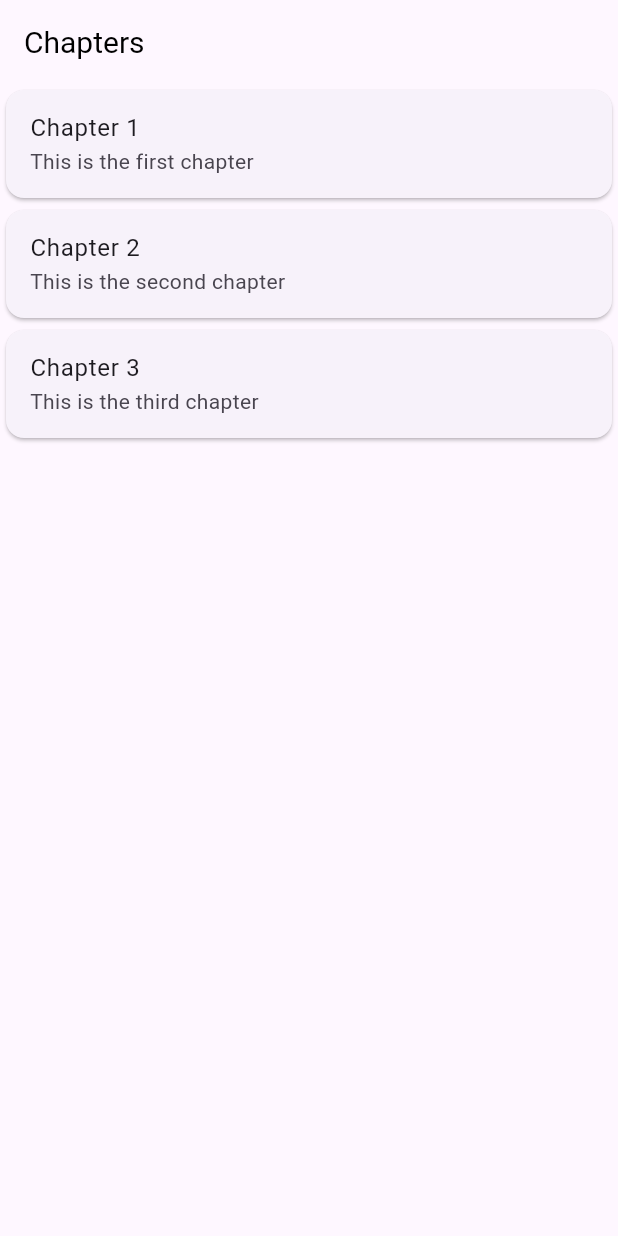
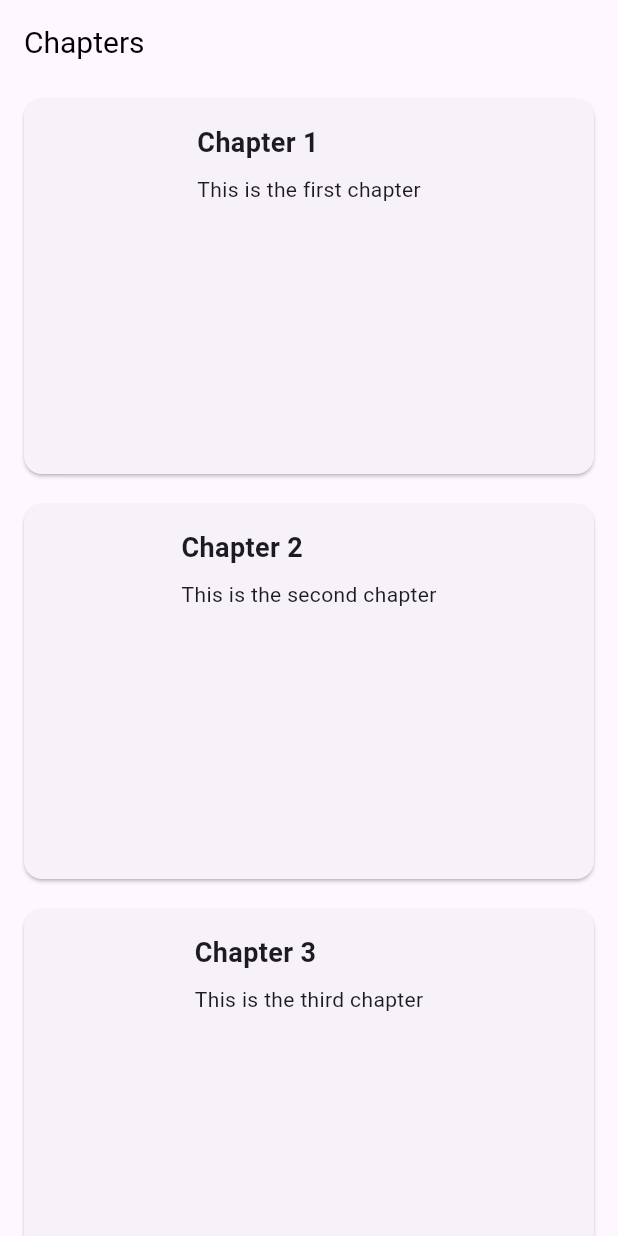
Before and after one commit to EvolOsEIP/mobileApp, a Flutter app: the screen it shows after launch, on a phone screen of 412 x 824 dp. Run offline on Flutter 3.47's test engine with Material 3 defaults, Android fonts, the phone set to English and light mode, and no system bars.

Commit message:
[UPDATE] Wraped the cards from the chapter list page bigger and modified the position

```diff
--- a/mobile_app/lib/pages/chapter_list_page.dart
+++ b/mobile_app/lib/pages/chapter_list_page.dart
@@ -1,3 +1,4 @@
+
 import 'dart:convert';
 import 'package:flutter/material.dart';
 
@@ -24,8 +25,6 @@ class _ChapterListPageState extends State<ChapterListPage> {
       setState(() {
         data = jsonDecode(dataString);
       });
-
-
     } catch (e) {
       print("Error loading the JSON file: $e");
     }
@@ -36,34 +35,59 @@ class _ChapterListPageState extends State<ChapterListPage> {
     return Scaffold(
       appBar: AppBar(
         elevation: 0,
-
         title: const Text(
           'Chapters',
           style: TextStyle(
             color: Colors.black,
             fontSize: 20,
           ),
-
         ),
       ),
-      // create a card for each chapter in the list
       body: data == null
           ? const Center(
               child: CircularProgressIndicator(),
-            ) : ListView.builder(
+            )
+          : ListView.builder(
               itemCount: data["chapters"].length,
               itemBuilder: (context, index) {
-                return Card(
-                  child: ListTile(
-                    title: Text(data["chapters"][index]['title']),
-                    subtitle: Text(data["chapters"][index]['description']),
-                    onTap: () {
-                      Navigator.pushNamed(context, '/courses',
-                          arguments: data["chapters"][index]);
-                    },
+                return InkWell(
+                  onTap: () {
+                    Navigator.pushNamed(context, '/courses',
+                        arguments: data["chapters"][index]);
+                  },
+                  child: Card(
+                    margin: const EdgeInsets.symmetric(
+                        vertical: 10, horizontal: 16),
+                    child: SizedBox(
+                      height: 250, // Set the desired height for the cards
+                      child: Center(
+                        child: Padding(
+                          padding: const EdgeInsets.all(16.0), // Add padding to the entire card content
+                          child: Column(
+                            crossAxisAlignment: CrossAxisAlignment.start,
+                            children: [
+                              Padding(
+                                padding: const EdgeInsets.only(bottom: 8.0), // Margin below title
+                                child: Text(
+                                  data["chapters"][index]['title'],
+                                  style: const TextStyle(
+                                    fontSize: 18,
+                                    fontWeight: FontWeight.bold,
+                                  ),
+                                ),
+                              ),
+                              Text(
+                                data["chapters"][index]['description'],
+                                style: const TextStyle(fontSize: 14),
+                              ),
+                            ],
+                          ),
+                        ),
+                      ),
+                    ),
                   ),
                 );
-              }
+              },
             ),
     );
   }
```
